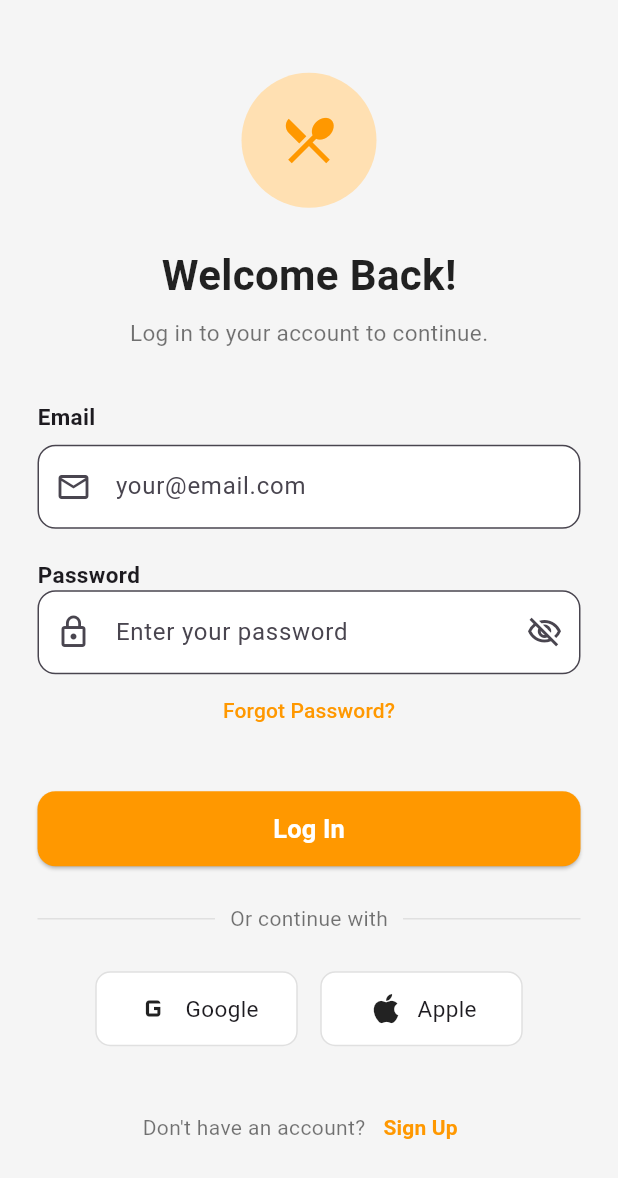
After one commit to hachiSsenju/NigerEats, a Flutter app: the FoodHomePage screen opened directly, item 4 of the bottom bar chosen, on a phone screen of 412 x 824 dp. The commit adds this screen. Shown: the top 1178 px of the screen. Run offline on Flutter 3.47's test engine with Material 3 defaults, Android fonts, the phone set to English and light mode, and no system bars; our stand-ins replace introduction_screen.

Commit message:
about to go to sleep

```diff
--- a/lib/components/bottomNavBar.dart
+++ b/lib/components/bottomNavBar.dart
@@ -41,7 +41,7 @@ class CustomBottomNavBar extends StatelessWidget {
     );
   }
 
-  Widget _buildNavItem(IconData icon, int index, String label) {
+  Widget _buildNavItem(IconData icon, int index, String label ) {
     final isSelected = currentIndex == index;
     return Expanded(
       child: InkWell(
--- a/lib/main.dart
+++ b/lib/main.dart
@@ -1,5 +1,6 @@
 import 'package:flutter/material.dart';
 import 'package:nigereats/pages/introduction_screen.dart';
+import 'package:nigereats/pages/login.dart';
 
 void main() {
   runApp(const MaterialApp(
--- a/lib/pages/home.dart
+++ b/lib/pages/home.dart
@@ -1,6 +1,7 @@
 import 'package:flutter/material.dart';
 import '../components/bottomNavBar.dart';
 import '../components/restaurantCard.dart';
+import 'login.dart';
 
 class FoodHomePage extends StatefulWidget {
   const FoodHomePage({super.key});
@@ -296,9 +297,16 @@ class _FoodHomePageState extends State<FoodHomePage> {
       bottomNavigationBar: CustomBottomNavBar(
         currentIndex: selectedIndex,
         onTap: (index) {
-          setState(() {
-            selectedIndex = index;
-          });
+          if (index == 3) {
+            // Profile icon clicked - navigate to login page
+            Navigator.of(context).push(
+              MaterialPageRoute(builder: (_) => const LoginPage()),
+            );
+          } else {
+            setState(() {
+              selectedIndex = index;
+            });
+          }
         },
       ),
     );
--- /dev/null
+++ b/lib/pages/login.dart
@@ -0,0 +1,253 @@
+import 'package:flutter/material.dart';
+import 'package:nigereats/pages/home.dart';
+
+class LoginPage extends StatefulWidget {
+  const LoginPage({super.key});
+
+  @override
+  State<LoginPage> createState() => _LoginPageState();
+}
+
+class _LoginPageState extends State<LoginPage> {
+  bool hidePassword = true;
+
+  @override
+  Widget build(BuildContext context) {
+    return Scaffold(
+      backgroundColor: Colors.grey.shade100,
+      body: Center(
+        child: SingleChildScrollView(
+          padding: const EdgeInsets.symmetric(horizontal: 25),
+          child: Column(
+            crossAxisAlignment: CrossAxisAlignment.center,
+            children: [
+
+              // ---------------- Logo Circle ----------------
+              Container(
+                width: 90,
+                height: 90,
+                decoration: BoxDecoration(
+                  color: Colors.orange.shade100,
+                  shape: BoxShape.circle,
+                ),
+                child: const Center(
+                  child: Icon(Icons.restaurant_menu, color: Colors.orange, size: 40),
+                ),
+              ),
+
+              const SizedBox(height: 25),
+
+              // ---------------- Welcome Title ----------------
+              const Text(
+                "Welcome Back!",
+                style: TextStyle(
+                  fontSize: 28,
+                  fontWeight: FontWeight.bold,
+                  color: Colors.black87,
+                ),
+              ),
+
+              const SizedBox(height: 8),
+
+              const Text(
+                "Log in to your account to continue.",
+                style: TextStyle(
+                  fontSize: 15,
+                  color: Colors.black54,
+                ),
+              ),
+
+              const SizedBox(height: 35),
+
+              // ---------------- Email Label ----------------
+              const Align(
+                alignment: Alignment.centerLeft,
+                child: Text(
+                  "Email",
+                  style: TextStyle(
+                    fontSize: 15,
+                    fontWeight: FontWeight.w600,
+                  ),
+                ),
+              ),
+
+              const SizedBox(height: 8),
+
+              // ---------------- Email Field ----------------
+              TextField(
+                decoration: InputDecoration(
+                  hintText: "your@email.com",
+                  prefixIcon: const Icon(Icons.mail_outline),
+                  filled: true,
+                  fillColor: Colors.white,
+                  border: OutlineInputBorder(
+                    borderRadius: BorderRadius.circular(12),
+                    borderSide: BorderSide(color: Colors.grey.shade300),
+                  ),
+                ),
+              ),
+
+              const SizedBox(height: 20),
+
+              // ---------------- Password Label + Forgot ----------------
+              Row(
+                mainAxisAlignment: MainAxisAlignment.spaceBetween,
+                children: [
+                  const Text(
+                    "Password",
+                    style: TextStyle(
+                      fontSize: 15,
+                      fontWeight: FontWeight.w600,
+                    ),
+                  ),
+
+                ],
+              ),
+
+              // ---------------- Password Field ----------------
+              TextField(
+                obscureText: hidePassword,
+                decoration: InputDecoration(
+                  hintText: "Enter your password",
+                  prefixIcon: const Icon(Icons.lock_outline),
+                  suffixIcon: IconButton(
+                    icon: Icon(
+                      hidePassword
+                          ? Icons.visibility_off_outlined
+                          : Icons.visibility_outlined,
+                    ),
+                    onPressed: () {
+                      setState(() {
+                        hidePassword = !hidePassword;
+                      });
+                    },
+                  ),
+                  filled: true,
+                  fillColor: Colors.white,
+                  border: OutlineInputBorder(
+                    borderRadius: BorderRadius.circular(12),
+                    borderSide: BorderSide(color: Colors.grey.shade300),
+                  ),
+                ),
+              ),
+              TextButton(
+                onPressed: () {},
+                child: const Text(
+                  "Forgot Password?",
+                  style: TextStyle(
+                    color: Colors.orange,
+                    fontSize: 14,
+                  ),
+                ),
+              ),
+              const SizedBox(height: 30),
+
+              // ---------------- Login Button ----------------
+              SizedBox(
+                width: double.infinity,
+                height: 50,
+                child: ElevatedButton(
+                  onPressed: () {},
+                  style: ElevatedButton.styleFrom(
+                    backgroundColor: Colors.orange,
+                    shape: RoundedRectangleBorder(
+                      borderRadius: BorderRadius.circular(12),
+                    ),
+                  ),
+                  child:TextButton(onPressed: (){
+                    Navigator.of(context).push(MaterialPageRoute(builder: (context)=> FoodHomePage()));
+                  }, child: Text(
+                    "Log In",
+                    style: TextStyle(
+                      fontSize: 17,
+                      color: Colors.white,
+                      fontWeight: FontWeight.bold,
+                    ),
+                  ),)
+                ),
+              ),
+
+              const SizedBox(height: 25),
+
+              // ---------------- Divider ----------------
+              Row(
+                children: [
+                  Expanded(child: Divider(color: Colors.grey.shade300, thickness: 1)),
+                  const SizedBox(width: 10),
+                  const Text(
+                    "Or continue with",
+                    style: TextStyle(color: Colors.black54),
+                  ),
+                  const SizedBox(width: 10),
+                  Expanded(child: Divider(color: Colors.grey.shade300, thickness: 1)),
+                ],
+              ),
+
+              const SizedBox(height: 25),
+
+              // ---------------- Social Buttons ----------------
+              Row(
+                mainAxisAlignment: MainAxisAlignment.center,
+                children: [
+                  _socialButton(
+                    icon: Icons.g_mobiledata,
+                    label: "Google",
+                  ),
+                  const SizedBox(width: 15),
+                  _socialButton(
+                    icon: Icons.apple,
+                    label: "Apple",
+                  ),
+                ],
+              ),
+
+              const SizedBox(height: 30),
+
+              // ---------------- Signup Link ----------------
+              Row(
+                mainAxisAlignment: MainAxisAlignment.center,
+                children: [
+                  const Text(
+                    "Don't have an account?",
+                    style: TextStyle(color: Colors.black54),
+                  ),
+                  TextButton(
+                    onPressed: () {},
+                    child: const Text(
+                      "Sign Up",
+                      style: TextStyle(
+                        color: Colors.orange,
+                        fontWeight: FontWeight.bold,
+                      ),
+                    ),
+                  )
+                ],
+              ),
+            ],
+          ),
+        ),
+      ),
+    );
+  }
+
+  // ---------------- Social Button ----------------
+  Widget _socialButton({required IconData icon, required String label}) {
+    return Container(
+      width: 135,
+      height: 50,
+      decoration: BoxDecoration(
+        color: Colors.white,
+        border: Border.all(color: Colors.grey.shade300),
+        borderRadius: BorderRadius.circular(10),
+      ),
+      child: Row(
+        mainAxisAlignment: MainAxisAlignment.center,
+        children: [
+          Icon(icon, size: 26),
+          const SizedBox(width: 8),
+          Text(label, style: const TextStyle(fontSize: 15)),
+        ],
+      ),
+    );
+  }
+}
```
Also changed, not shown: lib/pages/register.dart (added).
